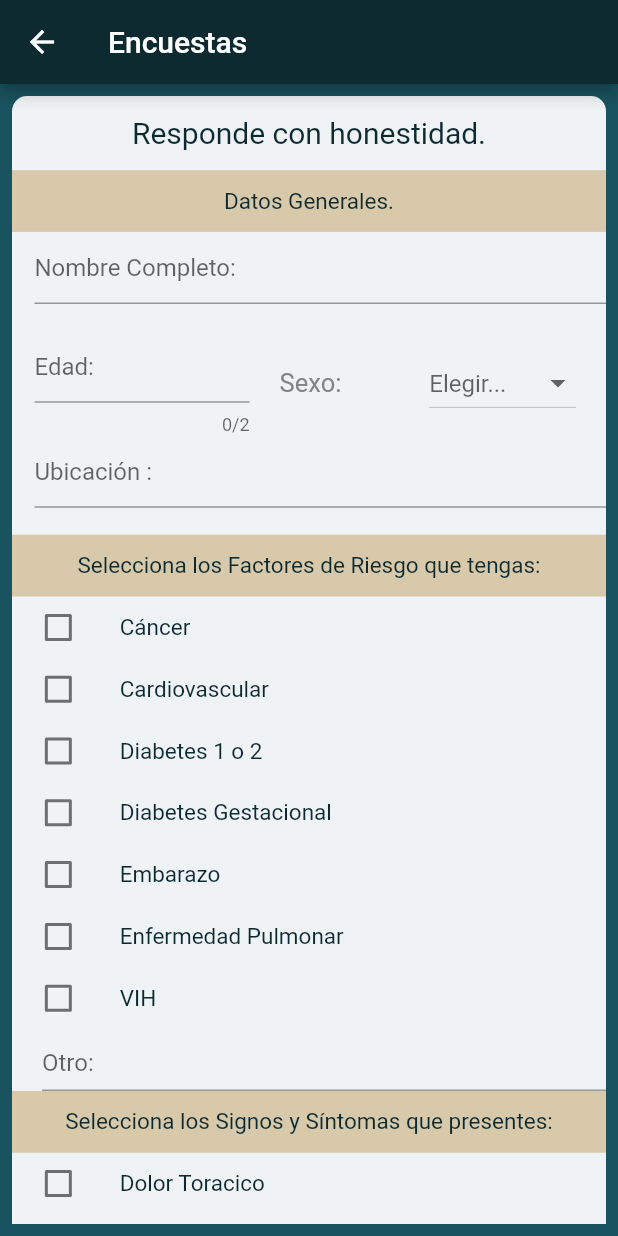
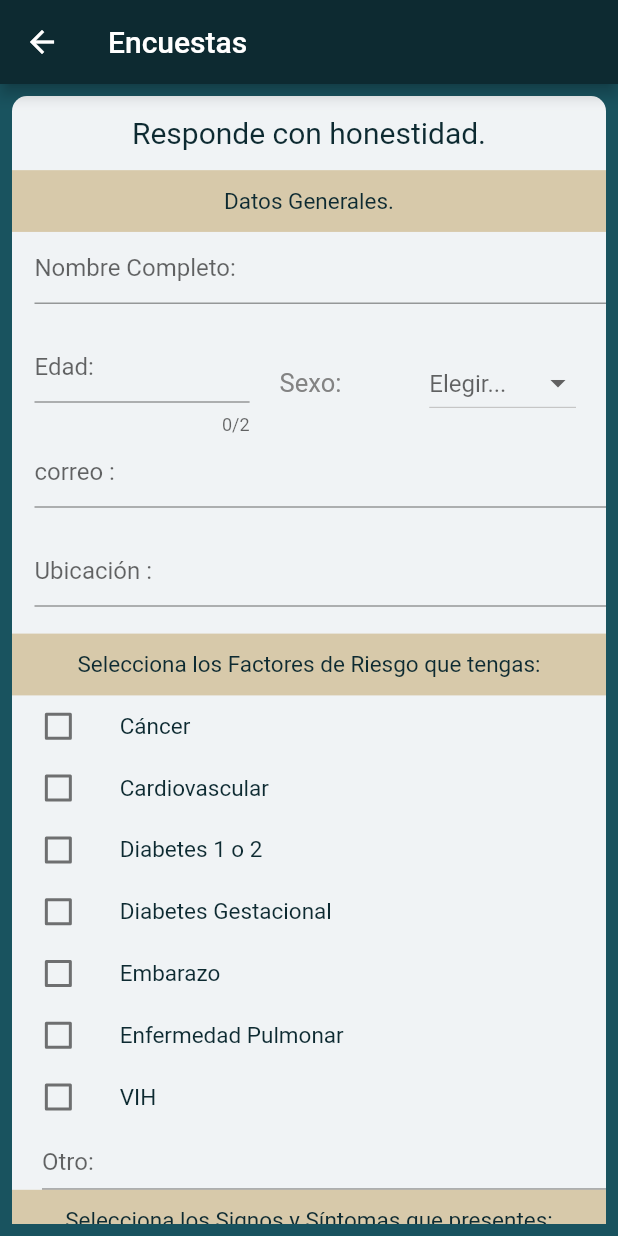
Before and after one commit to daniort/coviapp, a Flutter app: the Encuesta screen opened directly, on a phone screen of 412 x 824 dp. Run offline on Flutter 3.47's test engine with Material 2 defaults, Android fonts, the phone set to English and light mode, and no system bars; our stand-ins replace bloc, cached_network_image, carousel_pro, cloud_firestore, equatable, firebase_auth and 6 more; missing offline and left inert: image_downloader; accounts and stored records are empty; network calls fail.

Commit message:
aplicacion casi lista

```diff
--- a/lib/menu_lateral/login.dart
+++ b/lib/menu_lateral/login.dart
@@ -41,7 +41,8 @@ class App extends StatelessWidget {
             return myApp;
           }
           if (state is Autenticado) {
-            return Encuesta();
+            return HomeScreen(
+                userRepository: _userRepository, name: state.displayName);
             //HomeScreen(
             //name: state.displayName,
             //userRepository: _userRepository,
--- a/lib/menu_lateral/menu_wid.dart
+++ b/lib/menu_lateral/menu_wid.dart
@@ -248,7 +248,6 @@ class LoginScreen extends StatelessWidget {
 
   @override
   Widget build(BuildContext context) {
-
     return Container(
       decoration: BoxDecoration(
         color: Colors.white,
--- a/lib/wid_factores/form.dart
+++ b/lib/wid_factores/form.dart
@@ -1,3 +1,4 @@
+import 'package:covi/bloc/registro/eserepo.dart';
 import 'package:covi/main.dart';
 import 'package:covi/wid_factores/warnin.dart';
 import 'package:flutter/material.dart';
@@ -177,8 +178,21 @@ class _EncuestaState extends State<Encuesta> {
                         padding: const EdgeInsets.only(left: 15.0),
                         child: TextField(
                           controller: _controllerNombre,
-                          decoration:
-                              InputDecoration(hintText: 'Ubicación :'),
+                          decoration: InputDecoration(hintText: 'correo :'),
+                          inputFormatters: [
+                            BlacklistingTextInputFormatter(RegExp("[0-9]")),
+                          ],
+                        ),
+                      ),
+                    ),
+                    Container(
+                      height: ((MediaQuery.of(context).size.height) * .08),
+                      color: Color(0xfff0f3f5),
+                      child: Padding(
+                        padding: const EdgeInsets.only(left: 15.0),
+                        child: TextField(
+                          controller: _controllerNombre,
+                          decoration: InputDecoration(hintText: 'Ubicación :'),
                           inputFormatters: [
                             BlacklistingTextInputFormatter(RegExp("[0-9]")),
                           ],
@@ -894,8 +908,8 @@ class _EncuestaState extends State<Encuesta> {
                                           .collection('encuestas')
                                           .document()
                                           .setData({
-                                            'res': 1,
-                                            'saludo':'hola',
+                                        'res': 1,
+                                        'saludo': 'hola',
                                         'nombre': '$_name',
                                         'edad': '$_edad',
                                         'sexo': '$sex',
@@ -920,7 +934,6 @@ class _EncuestaState extends State<Encuesta> {
                                         'check_ojos': check_ojos,
                                         'viaje': viaje,
                                         'reunion': reunion,
-
                                       });
                                       showModalBottomSheet(
                                           backgroundColor:
@@ -936,8 +949,8 @@ class _EncuestaState extends State<Encuesta> {
                                           .collection('encuestas')
                                           .document()
                                           .setData({
-                                            'res': 1,
-                                            'saludo':'hola',
+                                        'res': 1,
+                                        'saludo': 'hola',
                                         'nombre': '$_name',
                                         'edad': '$_edad',
                                         'sexo': '$sex',
@@ -962,7 +975,6 @@ class _EncuestaState extends State<Encuesta> {
                                         'check_ojos': check_ojos,
                                         'viaje': viaje,
                                         'reunion': reunion,
-
                                       });
                                       showModalBottomSheet(
                                           backgroundColor:
@@ -980,7 +992,7 @@ class _EncuestaState extends State<Encuesta> {
                                         .document()
                                         .setData({
                                       'res': 0,
-                                      'saludo':'hola',
+                                      'saludo': 'hola',
                                       'nombre': '$_name',
                                       'edad': '$_edad',
                                       'sexo': '$sex',
@@ -1022,7 +1034,7 @@ class _EncuestaState extends State<Encuesta> {
                                       .document()
                                       .setData({
                                     'res': 0,
-                                    'saludo':'hola',
+                                    'saludo': 'hola',
                                     'nombre': '$_name',
                                     'edad': '$_edad',
                                     'sexo': '$sex',
```
Also changed, not shown: lib/bloc/login_form.dart (+4 -7 lines), lib/main.dart (+15 -11 lines).
